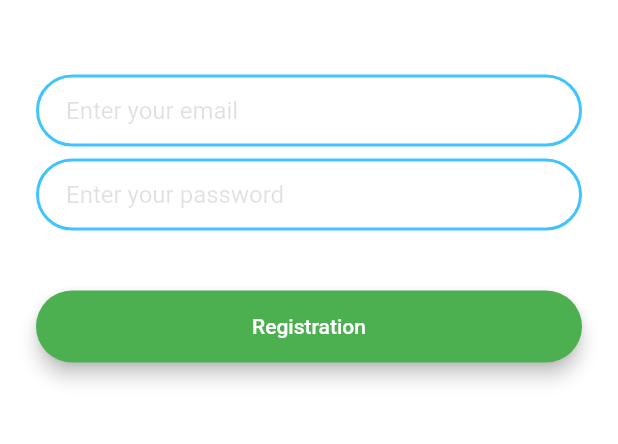
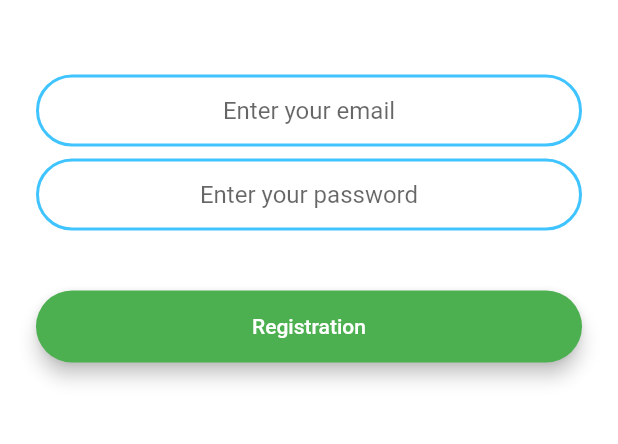
Before and after one commit to VTarunaKumar/ChatingApplication, a Flutter app: the RegistrationScreen screen opened by its route, after a tap on "Registration", on a phone screen of 412 x 824 dp, the part 575-1019 px from its top. Run offline on Flutter 3.47's test engine with Material 2 defaults, Android fonts, the phone set to English and light mode, and no system bars; our stand-ins replace firebase_auth, firebase_core; accounts and stored records are empty.

Commit message:
183/16/10/2022

```diff
--- a/lib/main.dart
+++ b/lib/main.dart
@@ -4,8 +4,11 @@ import 'package:chat_app/screens/registration_screen.dart';
 import 'package:chat_app/screens/welcome_screen.dart';
 import 'package:flutter/material.dart';
 import '';
+import 'package:firebase_core/firebase_core.dart';
 
-void main() {
+void main() async {
+  WidgetsFlutterBinding.ensureInitialized();
+  await Firebase.initializeApp();
   runApp(FlashChat());
 }
 
--- a/lib/screens/registration_screen.dart
+++ b/lib/screens/registration_screen.dart
@@ -1,5 +1,8 @@
+import 'package:chat_app/constants.dart';
+import 'package:chat_app/screens/chat_screen.dart';
 import 'package:flutter/material.dart';
 import 'package:chat_app/components/rounded_button.dart';
+import 'package:firebase_auth/firebase_auth.dart';
 
 class RegistrationScreen extends StatefulWidget {
   static String id = 'registration_screen';
@@ -10,6 +13,9 @@ class RegistrationScreen extends StatefulWidget {
 }
 
 class _RegistrationScreenState extends State<RegistrationScreen> {
+  final _auth = FirebaseAuth.instance;
+  late String email;
+  late String password;
   @override
   Widget build(BuildContext context) {
     return Scaffold(
@@ -31,57 +37,46 @@ class _RegistrationScreenState extends State<RegistrationScreen> {
               height: 50,
             ),
             TextField(
+              keyboardType: TextInputType.emailAddress,
+              textAlign: TextAlign.center,
               style: TextStyle(color: Colors.black),
-              onChanged: (value) {},
-              decoration: InputDecoration(
-                hintText: "Enter your email",
-                hintStyle: TextStyle(color: Colors.black12),
-                contentPadding:
-                    EdgeInsets.symmetric(vertical: 10, horizontal: 20),
-                border: OutlineInputBorder(
-                  borderRadius: BorderRadius.all(
-                    Radius.circular(32),
-                  ),
-                ),
-                enabledBorder: OutlineInputBorder(
-                  borderSide:
-                      BorderSide(color: Colors.lightBlueAccent, width: 2),
-                  borderRadius: BorderRadius.all(
-                    Radius.circular(32),
-                  ),
-                ),
-              ),
+              onChanged: (value) {
+                email = value;
+              },
+              decoration:
+                  textFielDecoration.copyWith(hintText: "Enter your email"),
             ),
             SizedBox(
               height: 8,
             ),
             TextField(
-              style: TextStyle(color: Colors.black),
-              onChanged: (value) {},
-              decoration: InputDecoration(
-                hintText: "Enter your password",
-                hintStyle: TextStyle(color: Colors.black12),
-                contentPadding:
-                    EdgeInsets.symmetric(vertical: 10, horizontal: 20),
-                border: OutlineInputBorder(
-                  borderRadius: BorderRadius.all(
-                    Radius.circular(32),
-                  ),
-                ),
-                enabledBorder: OutlineInputBorder(
-                  borderSide:
-                      BorderSide(color: Colors.lightBlueAccent, width: 2),
-                  borderRadius: BorderRadius.all(
-                    Radius.circular(32),
-                  ),
-                ),
-              ),
-            ),
+                obscureText: true,
+                textAlign: TextAlign.center,
+                style: TextStyle(color: Colors.black),
+                onChanged: (value) {
+                  password = value;
+                },
+                decoration: textFielDecoration.copyWith(
+                    hintText: "Enter your password")),
             SizedBox(
               height: 24,
             ),
             RoundedButton(
-                title: "Registration", colour: Colors.green, onPressed: () {}),
+                title: "Registration",
+                colour: Colors.green,
+                onPressed: () async {
+                  print(password);
+                  print(email);
+                  try {
+                    final newUser = await _auth.createUserWithEmailAndPassword(
+                        email: email, password: password);
+                    if (newUser != null) {
+                      Navigator.pushNamed(context, ChatScreen.id);
+                    }
+                  } catch (e) {
+                    print(e);
+                  }
+                }),
           ],
         ),
       ),
--- a/lib/screens/welcome_screen.dart
+++ b/lib/screens/welcome_screen.dart
@@ -25,7 +25,6 @@ class _WelcomeScreenState extends State<WelcomeScreen>
     controller.forward();
     controller.addListener(() {
       setState(() {});
-      print(controller.value);
     });
   }
 
--- a/pubspec.yaml
+++ b/pubspec.yaml
@@ -14,6 +14,11 @@ dependencies:
   flutter:
     sdk: flutter
   animated_text_kit: ^4.2.2
+  firebase_core: ^1.24.0
+  firebase_auth: ^3.11.2
+  cloud_firestore: ^3.5.1
+
+
 
 
   cupertino_icons: ^1.0.2
```
Also changed, not shown: lib/screens/chat_screen.dart (+20 -1 lines), lib/screens/login_screen.dart (+28 -3 lines), pubspec.lock, 5 other files.
